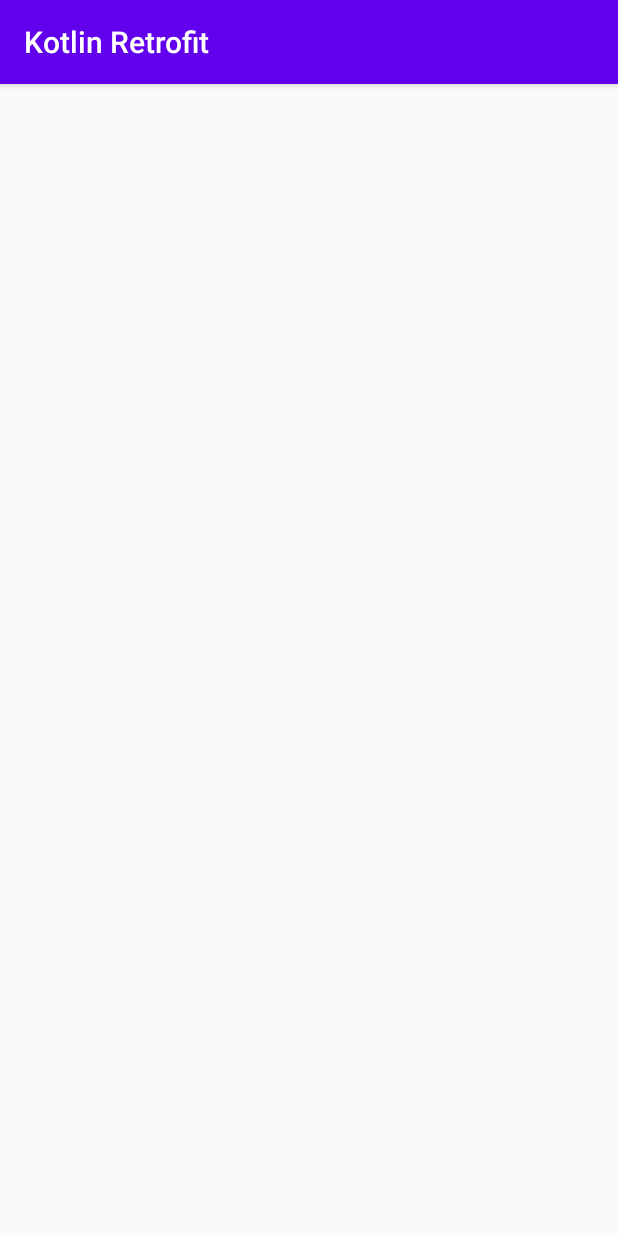
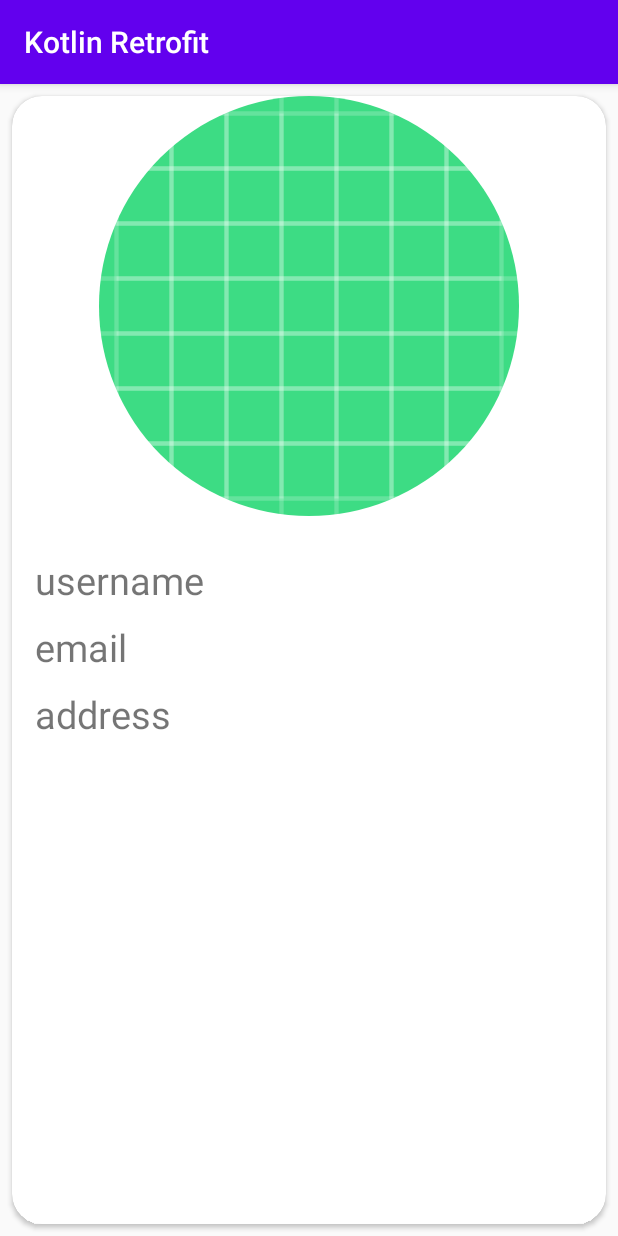
Before and after one commit to cancanbolat/Random-User-App, an Android app: the DetailActivity screen opened directly, with no data from a screen before it, on a phone screen of 412 x 824 dp. Run offline under Robolectric (Android 15) with nearby library versions, the phone set to English and light mode, and no system bars; our stand-ins replace CircleImageView.

Commit message:
detail page design okey

```diff
--- a/app/src/main/res/layout/activity_detail.xml
+++ b/app/src/main/res/layout/activity_detail.xml
@@ -1,9 +1,57 @@
 <?xml version="1.0" encoding="utf-8"?>
-<androidx.constraintlayout.widget.ConstraintLayout xmlns:android="http://schemas.android.com/apk/res/android"
+<androidx.cardview.widget.CardView xmlns:android="http://schemas.android.com/apk/res/android"
     xmlns:app="http://schemas.android.com/apk/res-auto"
     xmlns:tools="http://schemas.android.com/tools"
     android:layout_width="match_parent"
     android:layout_height="match_parent"
+    android:layout_margin="8dp"
+    app:cardCornerRadius="20dp"
     tools:context=".UI.Activity.DetailActivity">
 
-</androidx.constraintlayout.widget.ConstraintLayout>
+    <LinearLayout
+        android:layout_width="match_parent"
+        android:layout_height="match_parent"
+        android:orientation="vertical">
+
+        <de.hdodenhof.circleimageview.CircleImageView
+            android:id="@+id/circleImageView_detail"
+            android:layout_width="match_parent"
+            android:layout_height="280dp"
+            android:src="@drawable/ic_launcher_background" />
+
+        <RelativeLayout
+            android:layout_width="wrap_content"
+            android:layout_height="wrap_content"
+            android:layout_margin="15dp">
+
+            <TextView
+                android:id="@+id/username_detail"
+                android:layout_width="wrap_content"
+                android:layout_height="wrap_content"
+                android:layout_marginTop="10dp"
+                android:text="username"
+                android:textSize="25sp" />
+
+            <TextView
+                android:id="@+id/email_detail"
+                android:layout_width="wrap_content"
+                android:layout_height="wrap_content"
+                android:layout_below="@id/username_detail"
+                android:layout_marginTop="10dp"
+                android:text="email"
+                android:textSize="25sp" />
+
+            <TextView
+                android:id="@+id/address_detail"
+                android:layout_width="wrap_content"
+                android:layout_height="wrap_content"
+                android:layout_below="@id/email_detail"
+                android:layout_marginTop="10dp"
+                android:text="address"
+                android:textSize="25sp" />
+
+
+        </RelativeLayout>
+
+    </LinearLayout>
+</androidx.cardview.widget.CardView>
```
